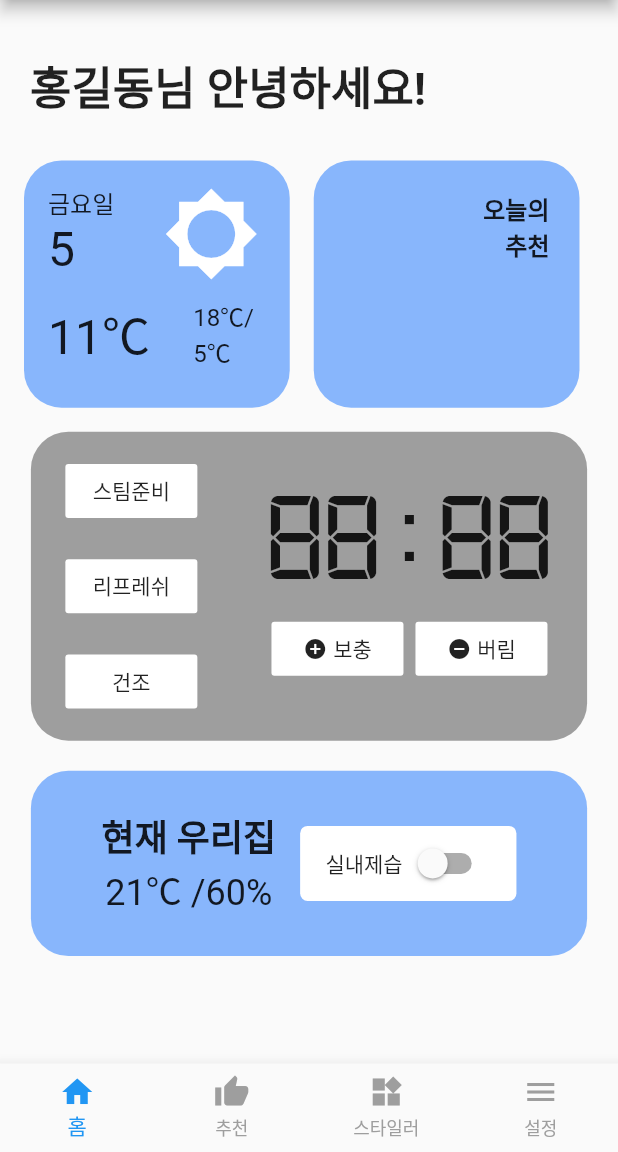
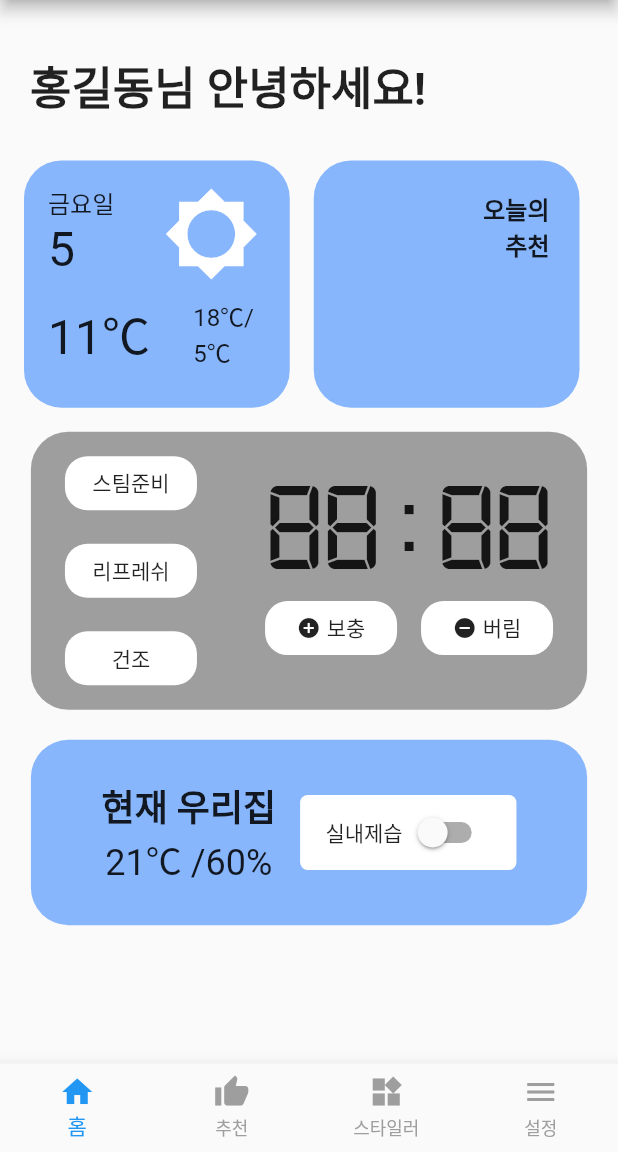
Before and after one commit to Ms-TROMM/FlutterApp, a Flutter app: the screen it shows after launch, on a phone screen of 412 x 824 dp, the part 84-1236 px from its top. Run offline on Flutter 3.47's test engine with Material 2 defaults, Android fonts, the light colour scheme and no system bars; our stand-ins replace page_view_indicators, settings_ui.

Commit message:
Fix paddings

```diff
--- a/lib/ui/home/styler_control_box.dart
+++ b/lib/ui/home/styler_control_box.dart
@@ -9,13 +9,17 @@ class StylerControlBox extends StatefulWidget {
 }
 
 class _StylerControlBoxState extends State<StylerControlBox> {
+  var roundCorner = RoundedRectangleBorder(
+    borderRadius: BorderRadius.circular(15),
+  );
+
   @override
   Widget build(BuildContext context) {
     return Container(
       decoration: BoxDecoration(
           borderRadius: BorderRadius.circular(25.0), color: Colors.grey),
       width: MediaQuery.of(context).size.width * 0.9,
-      height: MediaQuery.of(context).size.width * 0.5,
+      height: MediaQuery.of(context).size.width * 0.45,
       margin: const EdgeInsets.only(bottom: 20.0),
       child: Row(
         mainAxisAlignment: MainAxisAlignment.spaceAround,
@@ -28,35 +32,40 @@ class _StylerControlBoxState extends State<StylerControlBox> {
                 color: Colors.white,
                 elevation: 0,
                 child: Text("스팀준비"),
+                shape: roundCorner,
               ),
               MaterialButton(
-                  onPressed: () {},
-                  color: Colors.white,
-                  elevation: 0,
-                  child: Text("리프레쉬")),
+                onPressed: () {},
+                color: Colors.white,
+                elevation: 0,
+                child: Text("리프레쉬"),
+                shape: roundCorner,
+              ),
               MaterialButton(
                 onPressed: () {},
                 color: Colors.white,
                 elevation: 0,
                 child: Text("건조"),
+                shape: roundCorner,
               ),
             ],
           ),
           Column(
             mainAxisAlignment: MainAxisAlignment.spaceEvenly,
             children: [
-              Text(
+              const Text(
                 "88:88",
                 style: TextStyle(fontFamily: 'DigitalMono', fontSize: 84),
               ),
               Row(
                 children: [
                   Padding(
-                    padding: const EdgeInsets.only(right: 8.0),
+                    padding: const EdgeInsets.only(right: 16.0),
                     child: MaterialButton(
                       onPressed: () {},
                       color: Colors.white,
                       elevation: 0,
+                      shape: roundCorner,
                       child: Row(
                         children: const [
                           Icon(Icons.add_circle, size: 16),
@@ -72,6 +81,7 @@ class _StylerControlBoxState extends State<StylerControlBox> {
                     onPressed: () {},
                     color: Colors.white,
                     elevation: 0,
+                    shape: roundCorner,
                     child: Row(
                       children: const [
                         Icon(Icons.remove_circle, size: 16),
--- a/lib/ui/recommendation/calendar.dart
+++ b/lib/ui/recommendation/calendar.dart
@@ -15,6 +15,7 @@ class _CalendarRecommendPageState extends State<CalendarRecommendPage> {
     return SingleChildScrollView(
       physics: const ScrollPhysics(),
       child: Column(
+        crossAxisAlignment: CrossAxisAlignment.start,
         children: <Widget>[
           Padding(
             padding: const EdgeInsets.all(16),
@@ -30,7 +31,7 @@ class _CalendarRecommendPageState extends State<CalendarRecommendPage> {
 
   _getRecommendText(String name) {
     return Text(
-      '$name님 안녕하세요!\n오늘은 면접이 있는 날입니다.\n정장 세트가 스타일러 내에 있습니다.',
+      '$name님 안녕하세요!\n오늘은 면접이 있는 날입니다. 정장 세트가 스타일러 내에 있습니다.',
       style: const TextStyle(
           fontSize: MyDimens.FontSize_ExtraMedium, fontWeight: FontWeight.bold),
     );
--- a/lib/ui/recommendation/control.dart
+++ b/lib/ui/recommendation/control.dart
@@ -15,6 +15,7 @@ class _ControlRecommendPageState extends State<ControlRecommendPage> {
     return SingleChildScrollView(
       physics: const ScrollPhysics(),
       child: Column(
+        crossAxisAlignment: CrossAxisAlignment.start,
         children: <Widget>[
           Padding(
             padding: const EdgeInsets.all(16),
@@ -30,7 +31,7 @@ class _ControlRecommendPageState extends State<ControlRecommendPage> {
 
   _getRecommendText(String name) {
     return Text(
-      '$name님 안녕하세요!\n현재 집 안 온도는 22℃로 유지되고\n있습니다.\n스타일러 내에 정장이 있습니다.\n고급의류 코스를 추천합니다!',
+      '$name님 안녕하세요!\n현재 집 안 온도는 22℃로 유지되고 있습니다. 스타일러 내에 정장이 있습니다. 고급의류 코스를 추천합니다!',
       style: const TextStyle(
           fontSize: MyDimens.FontSize_ExtraMedium, fontWeight: FontWeight.bold),
     );
--- a/lib/ui/recommendation/weather.dart
+++ b/lib/ui/recommendation/weather.dart
@@ -15,6 +15,7 @@ class _WeatherRecommendPageState extends State<WeatherRecommendPage> {
     return SingleChildScrollView(
       physics: const ScrollPhysics(),
       child: Column(
+        crossAxisAlignment: CrossAxisAlignment.start,
         children: <Widget>[
           Padding(
             padding: const EdgeInsets.all(16),
@@ -30,7 +31,7 @@ class _WeatherRecommendPageState extends State<WeatherRecommendPage> {
 
   _getRecommendText(String name) {
     return Text(
-      '$name님 안녕하세요!\n오늘 낮기온은 18℃, 밤기온은 5℃로\n일교차가 매우 큰 날씨입니다.\n오늘은 두꺼운 가디건이 어떨까요?',
+      '$name님 안녕하세요!\n오늘 낮기온은 18℃, 밤기온은 5℃로 일교차가 매우 큰 날씨입니다. 오늘은 두꺼운 가디건이 어떨까요?',
       style: const TextStyle(
           fontSize: MyDimens.FontSize_ExtraMedium, fontWeight: FontWeight.bold),
     );
```
